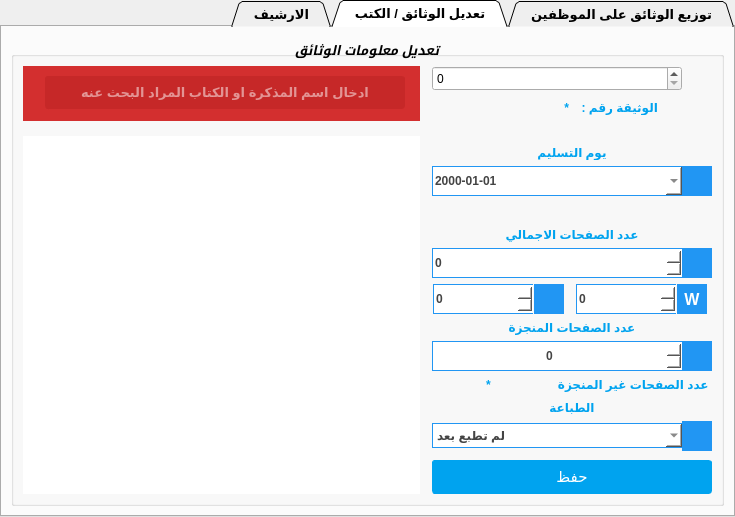
Above: tabwidgetdocuments.ui from ashraf-kx/maktaba-assistant before the change. Below: the same form after it.
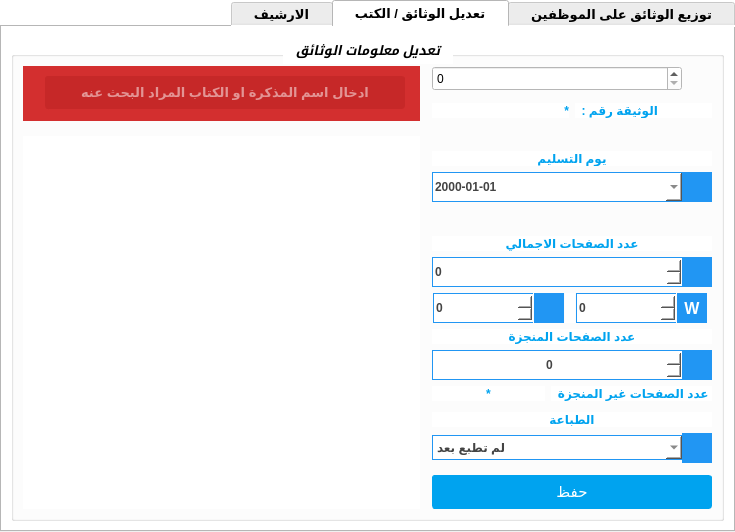
That is the form after the change. The open tabs and pages were chosen to show the change. Icons and pictures are not drawn.

Commit message:
enhancement for all parts (Db Connection, Style , ....)
New Way To  Apply Shadow, Styles, Connection To DB..

```diff
--- a/tabwidgetdocuments.ui
+++ b/tabwidgetdocuments.ui
@@ -7,7 +7,7 @@
     <x>0</x>
     <y>0</y>
     <width>735</width>
-    <height>517</height>
+    <height>532</height>
    </rect>
   </property>
   <property name="font">
@@ -24,16 +24,16 @@
    <enum>Qt::RightToLeft</enum>
   </property>
   <property name="autoFillBackground">
-   <bool>true</bool>
+   <bool>false</bool>
   </property>
   <property name="styleSheet">
-   <string notr="true"/>
+   <string notr="true">background-color: rgb(255, 255, 255);</string>
   </property>
   <property name="tabPosition">
    <enum>QTabWidget::North</enum>
   </property>
   <property name="tabShape">
-   <enum>QTabWidget::Triangular</enum>
+   <enum>QTabWidget::Rounded</enum>
   </property>
   <property name="currentIndex">
    <number>0</number>
@@ -339,6 +339,9 @@
    </layout>
   </widget>
   <widget class="QWidget" name="tab">
+   <property name="styleSheet">
+    <string notr="true">background-color: rgb(255, 255, 255);</string>
+   </property>
    <attribute name="icon">
     <iconset resource="Icons.qrc">
      <normaloff>:/Icons/ic_update_2x.png</normaloff>:/Icons/ic_update_2x.png</iconset>
@@ -368,6 +371,7 @@
 {
 border:0px solid white;
 border-top:1px solid #FF165A;
+	background-color: rgb(255, 255, 255);
 }</string>
       </property>
       <property name="title">
@@ -534,6 +538,15 @@
            <property name="gridStyle">
             <enum>Qt::CustomDashLine</enum>
            </property>
+           <attribute name="horizontalHeaderDefaultSectionSize">
+            <number>60</number>
+           </attribute>
+           <attribute name="horizontalHeaderMinimumSectionSize">
+            <number>20</number>
+           </attribute>
+           <attribute name="horizontalHeaderStretchLastSection">
+            <bool>true</bool>
+           </attribute>
           </widget>
          </item>
         </layout>
```
Left out of the diff: 16 changed lines with no effect on the pictures. The commit also changes 22 other files.
